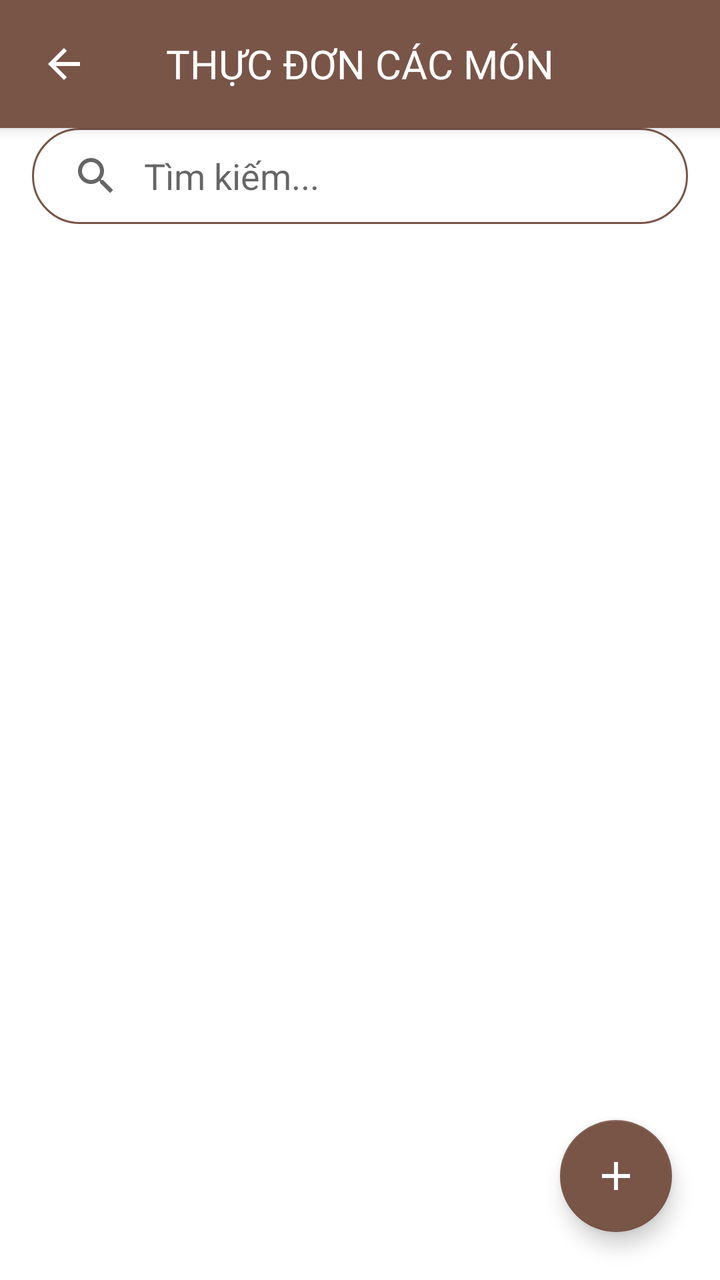
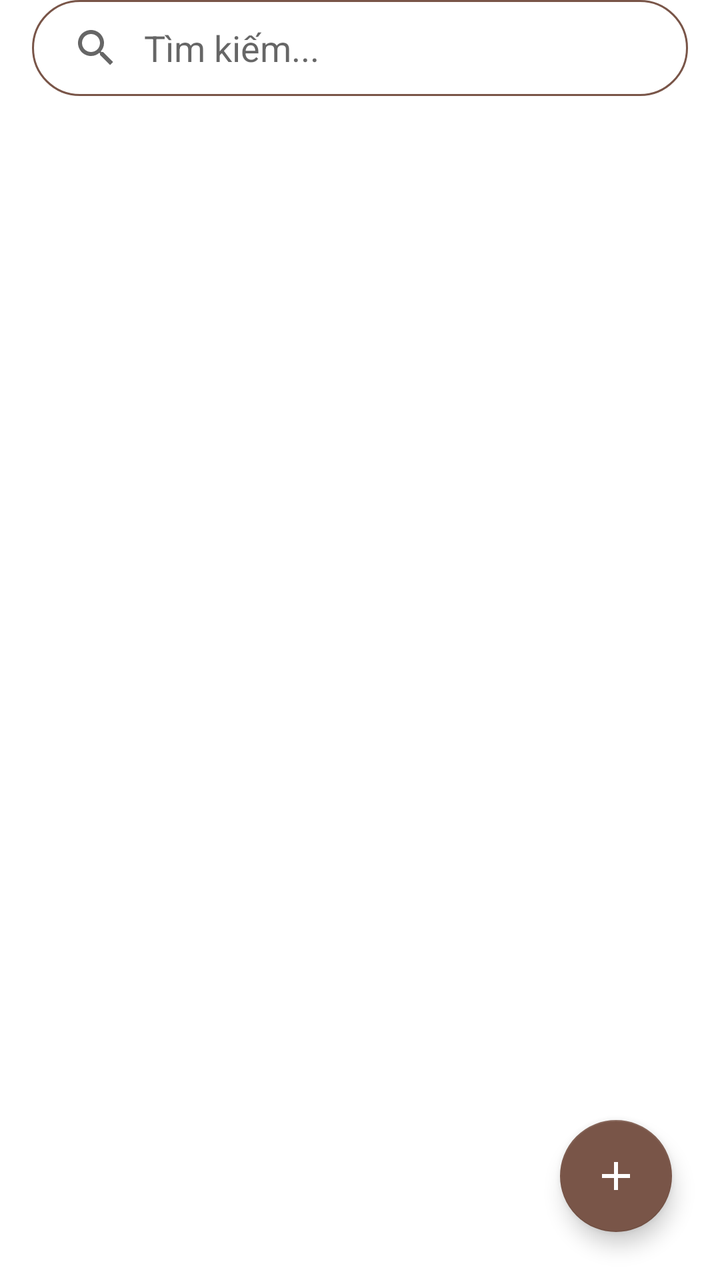

The first picture is an Android layout as it rendered before a commit; the second is the same layout after the commit. The layout source and the unified diff follow.
<!-- AndroidManifest.xml: application theme Theme.OrderDrinkApp -->
<!-- res/layout/displaymenu_layout.xml -->
<?xml version="1.0" encoding="utf-8"?>
<LinearLayout xmlns:android="http://schemas.android.com/apk/res/android"
    xmlns:app="http://schemas.android.com/apk/res-auto"
    xmlns:tools="http://schemas.android.com/tools"
    android:layout_width="match_parent"
    android:layout_height="match_parent"
    android:orientation="vertical"
    android:background="@color/white">

    
    <RelativeLayout
        android:layout_width="match_parent"
        android:layout_height="64dp"
        android:background="@color/colorPrimary"
        android:elevation="4dp"
        android:padding="8dp">

        <ImageView
            android:id="@+id/img_menu_Back"
            android:layout_width="48dp"
            android:layout_height="48dp"
            android:layout_alignParentStart="true"
            android:layout_centerVertical="true"
            android:background="?attr/selectableItemBackgroundBorderless"
            android:padding="12dp"
            android:src="@drawable/ic_baseline_arrow_back_24"
            app:tint="@color/white" />

        <TextView
            android:id="@+id/txt_menu_Header"
            android:layout_width="wrap_content"
            android:layout_height="wrap_content"
            android:layout_centerInParent="true"
            android:fontFamily="@font/muli_black"
            android:text="@string/menu_list_title"
            android:textColor="@color/white"
            android:textSize="20sp"
            android:textAllCaps="true" />

    </RelativeLayout>

    <androidx.appcompat.widget.SearchView
        android:id="@+id/sv_menu_SearchDish"
        android:layout_width="match_parent"
        android:layout_height="wrap_content"
        android:layout_marginHorizontal="16dp"
        android:layout_marginLeft="16dp"
        android:layout_marginRight="16dp"
        android:layout_marginBottom="16dp"
        android:background="@drawable/corner_border_white"
        app:iconifiedByDefault="false"
        app:queryHint="@string/search"
        app:queryBackground="@android:color/transparent" />

    <RelativeLayout
        android:layout_width="match_parent"
        android:layout_height="match_parent">

        <GridView
            android:id="@+id/gv_menu_DishList"
            android:layout_width="match_parent"
            android:layout_height="match_parent"
            android:numColumns="2"
            android:padding="8dp"
            android:clipToPadding="false"
            android:verticalSpacing="8dp"
            android:horizontalSpacing="8dp" />

        <include layout="@layout/layout_empty_state" />

        <com.google.android.material.floatingactionbutton.FloatingActionButton
            android:id="@+id/fab_add_dish"
            android:layout_width="wrap_content"
            android:layout_height="wrap_content"
            android:layout_alignParentBottom="true"
            android:layout_alignParentEnd="true"
            android:layout_margin="24dp"
            android:src="@drawable/ic_baseline_add_24"
            android:contentDescription="@string/addMenu"
            app:backgroundTint="@color/colorPrimary"
            app:tint="@android:color/white"/>

    </RelativeLayout>

</LinearLayout>
<!-- res/layout/layout_empty_state.xml (included above) -->
<?xml version="1.0" encoding="utf-8"?>
<LinearLayout xmlns:android="http://schemas.android.com/apk/res/android"
    xmlns:app="http://schemas.android.com/apk/res-auto"
    xmlns:tools="http://schemas.android.com/tools"
    android:id="@+id/layout_empty_state"
    android:layout_width="match_parent"
    android:layout_height="match_parent"
    android:gravity="center_vertical|center_horizontal"
    android:orientation="vertical"
    android:padding="32dp"
    android:visibility="gone">

    <ImageView
        android:layout_width="120dp"
        android:layout_height="120dp"
        android:src="@drawable/ic_baseline_restaurant_menu_24"
        app:tint="@color/grey"
        android:contentDescription="@string/empty_list_title" />

    <TextView
        android:id="@+id/txt_empty_StateTitle"
        android:layout_width="wrap_content"
        android:layout_height="wrap_content"
        android:layout_marginTop="16dp"
        android:fontFamily="@font/muli_black"
        android:text="@string/empty_list_title"
        android:textColor="@color/black"
        android:textSize="20sp"
        android:gravity="center_horizontal" />

    <TextView
        android:id="@+id/txt_empty_StateDesc"
        android:layout_width="wrap_content"
        android:layout_height="wrap_content"
        android:layout_marginTop="8dp"
        android:fontFamily="@font/muli"
        android:gravity="center_horizontal"
        android:text="@string/empty_list_desc"
        android:textColor="@color/grey"
        android:textSize="14sp" />

</LinearLayout>
<!-- resources referenced by this layout -->
<resources>
  <color name="black">#212121</color>
  <color name="colorPrimary">#795548</color>
  <color name="grey">#9E9E9E</color>
  <color name="white">#FFFFFF</color>
  <!-- drawable corner_border_white (drawable) -->
  <?xml version="1.0" encoding="utf-8"?>
  <shape xmlns:android="http://schemas.android.com/apk/res/android">
      <solid android:color="@color/white" />
      <stroke android:width="1dp" android:color="@color/colorPrimary" />
      <corners android:radius="30dp" />
  </shape>
  <!-- drawable ic_baseline_add_24 (drawable) -->
  <vector xmlns:android="http://schemas.android.com/apk/res/android"
      android:width="28dp"
      android:height="28dp"
      android:viewportWidth="24"
      android:viewportHeight="24"
      android:tint="@color/black">
    <path
        android:fillColor="@android:color/white"
        android:pathData="M19,13h-6v6h-2v-6H5v-2h6V5h2v6h6v2z"/>
  </vector>
  <!-- drawable ic_baseline_arrow_back_24 (drawable) -->
  <vector xmlns:android="http://schemas.android.com/apk/res/android"
      android:width="24dp"
      android:height="24dp"
      android:viewportWidth="24"
      android:viewportHeight="24"
      android:tint="@color/black">
    <path
        android:fillColor="@android:color/white"
        android:pathData="M20,11H7.83l5.59,-5.59L12,4l-8,8 8,8 1.41,-1.41L7.83,13H20v-2z"/>
  </vector>
  <!-- drawable ic_baseline_restaurant_menu_24 (drawable) -->
  <vector xmlns:android="http://schemas.android.com/apk/res/android"
      android:width="24dp"
      android:height="24dp"
      android:viewportWidth="24"
      android:viewportHeight="24"
      android:tint="?attr/colorControlNormal">
    <path
        android:fillColor="@android:color/white"
        android:pathData="M8.1,13.34l2.83,-2.83L3.91,3.5c-1.56,1.56 -1.56,4.09 0,5.66l4.19,4.18zM14.88,11.53c1.53,0.71 3.68,0.21 5.27,-1.38 1.91,-1.91 2.28,-4.65 0.81,-6.12 -1.46,-1.46 -4.2,-1.1 -6.12,0.81 -1.59,1.59 -2.09,3.74 -1.38,5.27L3.7,19.87l1.41,1.41L12,14.41l6.88,6.88 1.41,-1.41L13.41,13l1.47,-1.47z"/>
  </vector>
  <string name="addMenu">Thêm thực đơn</string>
  <string name="empty_list_desc">Hiện tại chưa có dữ liệu nào được hiển thị ở đây.</string>
  <string name="empty_list_title">Danh sách trống</string>
  <string name="menu_list_title">Thực đơn các món</string>
  <string name="search">Tìm kiếm...</string>
  <style name="Theme.OrderDrinkApp" parent="Theme.MaterialComponents.Light.NoActionBar.Bridge">
  
          
          <item name="colorPrimary">@color/purple_500</item>
          <item name="colorPrimaryVariant">@color/purple_700</item>
          <item name="colorOnPrimary">@color/white</item>
          
          <item name="colorSecondary">@color/teal_200</item>
          <item name="colorSecondaryVariant">@color/teal_700</item>
          <item name="colorOnSecondary">@color/black</item>
          
          <item name="android:statusBarColor" tools:targetApi="l">?attr/colorPrimaryVariant</item>
          
      </style>
  <color name="purple_500">#795548</color>
  <color name="purple_700">#5D4037</color>
  <color name="teal_200">#80CBC4</color>
  <color name="teal_700">#00796B</color>
</resources>

<!-- the commit's change to res/layout/displaymenu_layout.xml (unified diff, before → after) -->
@@ -7,37 +7,7 @@
     android:orientation="vertical"
     android:background="@color/white">
 
-    
-    <RelativeLayout
-        android:layout_width="match_parent"
-        android:layout_height="64dp"
-        android:background="@color/colorPrimary"
-        android:elevation="4dp"
-        android:padding="8dp">
 
-        <ImageView
-            android:id="@+id/img_menu_Back"
-            android:layout_width="48dp"
-            android:layout_height="48dp"
-            android:layout_alignParentStart="true"
-            android:layout_centerVertical="true"
-            android:background="?attr/selectableItemBackgroundBorderless"
-            android:padding="12dp"
-            android:src="@drawable/ic_baseline_arrow_back_24"
-            app:tint="@color/white" />
-
-        <TextView
-            android:id="@+id/txt_menu_Header"
-            android:layout_width="wrap_content"
-            android:layout_height="wrap_content"
-            android:layout_centerInParent="true"
-            android:fontFamily="@font/muli_black"
-            android:text="@string/menu_list_title"
-            android:textColor="@color/white"
-            android:textSize="20sp"
-            android:textAllCaps="true" />
-
-    </RelativeLayout>
 
     <androidx.appcompat.widget.SearchView
         android:id="@+id/sv_menu_SearchDish"
<!-- resource entries referenced after the edit -->
@@ -22,17 +22,6 @@
         android:fillColor="@android:color/white"
         android:pathData="M19,13h-6v6h-2v-6H5v-2h6V5h2v6h6v2z"/>
   </vector>
-  <!-- drawable ic_baseline_arrow_back_24 (drawable) -->
-  <vector xmlns:android="http://schemas.android.com/apk/res/android"
-      android:width="24dp"
-      android:height="24dp"
-      android:viewportWidth="24"
-      android:viewportHeight="24"
-      android:tint="@color/black">
-    <path
-        android:fillColor="@android:color/white"
-        android:pathData="M20,11H7.83l5.59,-5.59L12,4l-8,8 8,8 1.41,-1.41L7.83,13H20v-2z"/>
-  </vector>
   <!-- drawable ic_baseline_restaurant_menu_24 (drawable) -->
   <vector xmlns:android="http://schemas.android.com/apk/res/android"
       android:width="24dp"
@@ -47,7 +36,6 @@
   <string name="addMenu">Thêm thực đơn</string>
   <string name="empty_list_desc">Hiện tại chưa có dữ liệu nào được hiển thị ở đây.</string>
   <string name="empty_list_title">Danh sách trống</string>
-  <string name="menu_list_title">Thực đơn các món</string>
   <string name="search">Tìm kiếm...</string>
   <style name="Theme.OrderDrinkApp" parent="Theme.MaterialComponents.Light.NoActionBar.Bridge">
   
